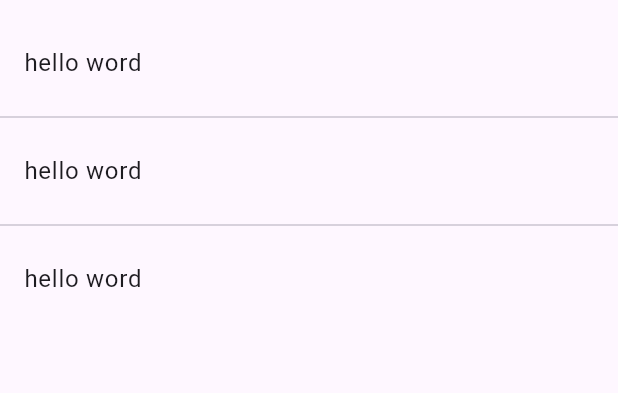
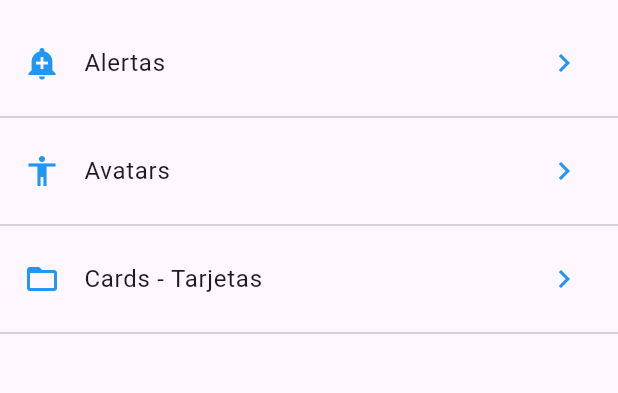
Before and after one commit to rodriQuelali/flutter-examplo, a Flutter app: the screen it shows after launch, on a phone screen of 412 x 824 dp, the part 63-456 px from its top. Run offline on Flutter 3.47's test engine with Material 3 defaults, Android fonts, the phone set to English and light mode, and no system bars.

```diff
--- a/componentes/lib/main.dart
+++ b/componentes/lib/main.dart
@@ -1,4 +1,6 @@
-import 'package:componentes/src/pages/home_page.dart';
+import 'package:componentes/src/pages/alert_page.dart';
+
+import 'package:componentes/src/routes/routes.dart';
 import 'package:flutter/material.dart';
 
 void main() => runApp(const MyApp());
@@ -11,7 +13,15 @@ class MyApp extends StatelessWidget {
     return MaterialApp(
       title: 'Componenetes APP',
       debugShowCheckedModeBanner: false,
-      home: HomePage()
+      //home: HomePage()
+      initialRoute: '/',
+      routes: getAplicationRoutes(),
+      onGenerateRoute: (RouteSettings settings){
+        print('ruta llamada: ${settings.name}');
+        return MaterialPageRoute(
+          builder: (BuildContext context) => AlertPage()
+          );
+      },
     );
   }
 }
--- a/componentes/lib/src/pages/home_page.dart
+++ b/componentes/lib/src/pages/home_page.dart
@@ -1,4 +1,8 @@
+
+
+import 'package:componentes/src/pages/alert_page.dart';
 import 'package:componentes/src/providers/menu_provider.dart';
+import 'package:componentes/src/utils/icons_string_util.dart';
 import 'package:flutter/material.dart';
 
 class HomePage extends StatelessWidget {
@@ -14,22 +18,54 @@ class HomePage extends StatelessWidget {
     );
   }
 
+
   Widget _lista() {
 
 
-   print(menuProvider.opcion);
-    return ListView(
+   //print(menuProvider.opcion);
+  //  menuProvider.cargarData().then((opciones){
+  //     print('_lista');
+  //     print(opciones);
+  //  });
+
+   //futureBilder
+   return FutureBuilder(
+    future: menuProvider.cargarData(),
+    initialData: [],
+    builder: (BuildContext context, AsyncSnapshot<List<dynamic>> snapshot){
+
+// print(snapshot.data);
+      return ListView(
+      children: _listaItems(snapshot.data, context),
+      );
+    },
+   );
+
+    /*return ListView(
       children: _listaItems(),
-    );
+    );*/
   }
 
-  List<Widget> _listaItems() {
-    return [
-      ListTile(title: Text("hello word"),),
-      Divider(),
-      ListTile(title: Text("hello word"),),
-      Divider(),
-      ListTile(title: Text("hello word"),)
-    ];
+  List<Widget> _listaItems(List<dynamic>? data, BuildContext context) {
+    final List<Widget> opciones = [];
+    data?.forEach((element) {
+      final wigetTemp = ListTile(
+        title: Text(element['texto']),
+        leading: getIcon(element['icon']),
+        trailing: Icon(Icons.keyboard_arrow_right, color: Colors.blue,),
+        onTap: (){
+          Navigator.pushNamed(context, element['ruta']);
+          // final route = MaterialPageRoute(
+          //   builder: (context) => AlertPage()
+          // );
+          // Navigator.push(context, route);
+        },
+      );
+
+      opciones..add(wigetTemp)
+              ..add(Divider());
+    });
+
+    return opciones;
   }
 }
--- /dev/null
+++ b/componentes/lib/src/routes/routes.dart
@@ -0,0 +1,14 @@
+
+import 'package:flutter/material.dart';
+
+import 'package:componentes/src/pages/alert_page.dart';
+import 'package:componentes/src/pages/avatar_pages.dart';
+import 'package:componentes/src/pages/home_page.dart';
+
+Map<String, WidgetBuilder> getAplicationRoutes(){
+  return <String, WidgetBuilder>{
+          '/': (BuildContext context) => HomePage(),
+          'alert': (BuildContext context) => AlertPage(),
+          'avatar': (BuildContext context) => AvatarPage(),
+        };
+}
--- /dev/null
+++ b/componentes/lib/src/utils/icons_string_util.dart
@@ -0,0 +1,13 @@
+import 'package:flutter/material.dart';
+
+
+final _icons = <String, IconData>{
+  'add_alert': Icons.add_alert,
+  'accessibility':Icons.accessibility,
+  'folder_open': Icons.folder_open
+};
+
+Icon getIcon(String nombreIcono){
+
+  return Icon(_icons[nombreIcono], color: Colors.blue);
+}
```
Also changed, not shown: componentes/lib/src/pages/alert_page.dart (added, +20 -0 lines), componentes/lib/src/pages/avatar_pages.dart (added, +14 -0 lines), componentes/lib/src/providers/menu_provider.dart (+5 -15 lines).
